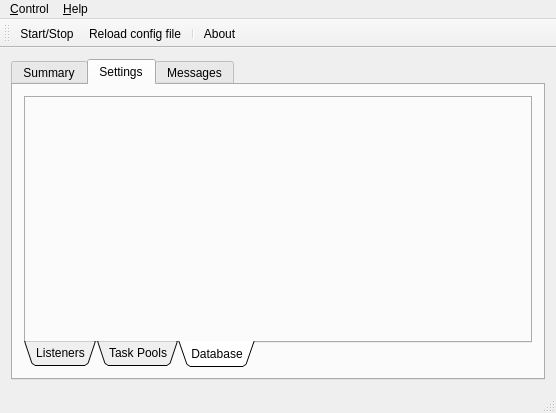
First picture: the form in ZoomPipeline_FuncSvr/zpmainframe.ui, repository ChowZenki/zpserver, before the edit.
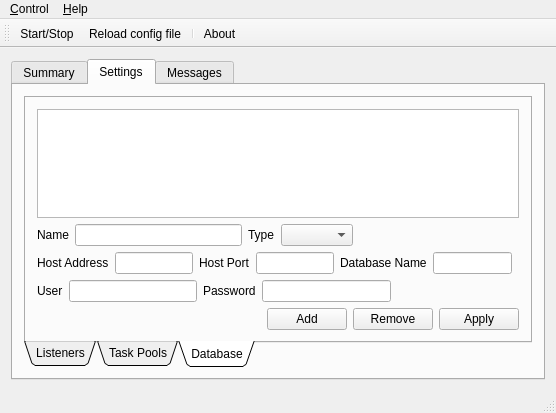
Second picture: the form after the edit. The open tabs and pages were chosen to show the change. Icons and pictures are not drawn.

Commit message: Prepare db work

What changed in the file:
```diff
--- a/ZoomPipeline_FuncSvr/zpmainframe.ui
+++ b/ZoomPipeline_FuncSvr/zpmainframe.ui
@@ -330,6 +330,170 @@
            <attribute name="title">
             <string>Database</string>
            </attribute>
+           <layout class="QVBoxLayout" name="verticalLayout_4">
+            <item>
+             <widget class="QTableView" name="tableView_dbconn"/>
+            </item>
+            <item>
+             <layout class="QHBoxLayout" name="horizontalLayout_5">
+              <item>
+               <widget class="QLabel" name="label_9">
+                <property name="text">
+                 <string>Name</string>
+                </property>
+               </widget>
+              </item>
+              <item>
+               <widget class="QLineEdit" name="lineEdit_db_name"/>
+              </item>
+              <item>
+               <widget class="QLabel" name="label_10">
+                <property name="text">
+                 <string>Type</string>
+                </property>
+               </widget>
+              </item>
+              <item>
+               <widget class="QComboBox" name="comboBox_db_type"/>
+              </item>
+              <item>
+               <spacer name="horizontalSpacer_2">
+                <property name="orientation">
+                 <enum>Qt::Horizontal</enum>
+                </property>
+                <property name="sizeHint" stdset="0">
+                 <size>
+                  <width>40</width>
+                  <height>20</height>
+                 </size>
+                </property>
+               </spacer>
+              </item>
+             </layout>
+            </item>
+            <item>
+             <layout class="QHBoxLayout" name="horizontalLayout_6">
+              <item>
+               <widget class="QLabel" name="label_11">
+                <property name="text">
+                 <string>Host Address</string>
+                </property>
+               </widget>
+              </item>
+              <item>
+               <widget class="QLineEdit" name="lineEdit_db_addr"/>
+              </item>
+              <item>
+               <widget class="QLabel" name="label_12">
+                <property name="text">
+                 <string>Host Port</string>
+                </property>
+               </widget>
+              </item>
+              <item>
+               <widget class="QLineEdit" name="lineEdit_db_port"/>
+              </item>
+              <item>
+               <widget class="QLabel" name="label_13">
+                <property name="text">
+                 <string>Database Name</string>
+                </property>
+               </widget>
+              </item>
+              <item>
+               <widget class="QLineEdit" name="lineEdit_db_schema"/>
+              </item>
+              <item>
+               <spacer name="horizontalSpacer_3">
+                <property name="orientation">
+                 <enum>Qt::Horizontal</enum>
+                </property>
+                <property name="sizeHint" stdset="0">
+                 <size>
+                  <width>37</width>
+                  <height>17</height>
+                 </size>
+                </property>
+               </spacer>
+              </item>
+             </layout>
+            </item>
+            <item>
+             <layout class="QHBoxLayout" name="horizontalLayout_7">
+              <item>
+               <widget class="QLabel" name="label_14">
+                <property name="text">
+                 <string>User</string>
+                </property>
+               </widget>
+              </item>
+              <item>
+               <widget class="QLineEdit" name="lineEdit_db_user"/>
+              </item>
+              <item>
+               <widget class="QLabel" name="label_15">
+                <property name="text">
+                 <string>Password</string>
+                </property>
+               </widget>
+              </item>
+              <item>
+               <widget class="QLineEdit" name="lineEdit_db_pass"/>
+              </item>
+              <item>
+               <spacer name="horizontalSpacer_4">
+                <property name="orientation">
+                 <enum>Qt::Horizontal</enum>
+                </property>
+                <property name="sizeHint" stdset="0">
+                 <size>
+                  <width>37</width>
+                  <height>17</height>
+                 </size>
+                </property>
+               </spacer>
+              </item>
+             </layout>
+            </item>
+            <item>
+             <layout class="QHBoxLayout" name="horizontalLayout_8">
+              <item>
+               <spacer name="horizontalSpacer_5">
+                <property name="orientation">
+                 <enum>Qt::Horizontal</enum>
+                </property>
+                <property name="sizeHint" stdset="0">
+                 <size>
+                  <width>34</width>
+                  <height>14</height>
+                 </size>
+                </property>
+               </spacer>
+              </item>
+              <item>
+               <widget class="QPushButton" name="pushButton_db_add">
+                <property name="text">
+                 <string>Add</string>
+                </property>
+               </widget>
+              </item>
+              <item>
+               <widget class="QPushButton" name="pushButton_db_del">
+                <property name="text">
+                 <string>Remove</string>
+                </property>
+               </widget>
+              </item>
+              <item>
+               <widget class="QPushButton" name="pushButton_db_apply">
+                <property name="text">
+                 <string>Apply</string>
+                </property>
+               </widget>
+              </item>
+             </layout>
+            </item>
+           </layout>
           </widget>
          </widget>
         </item>
```
Left out of the diff: 7 changed lines with no effect on the pictures. The commit also changes 1 other file.
